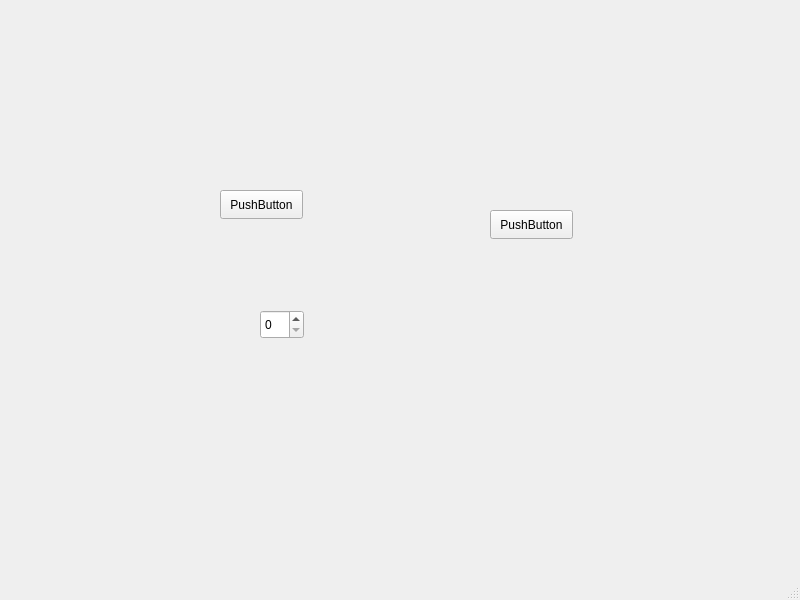
IhorNakonechnyi/Hilel_pro_project, file Hilel_pro_project/mainwindow.ui: the form before one commit.
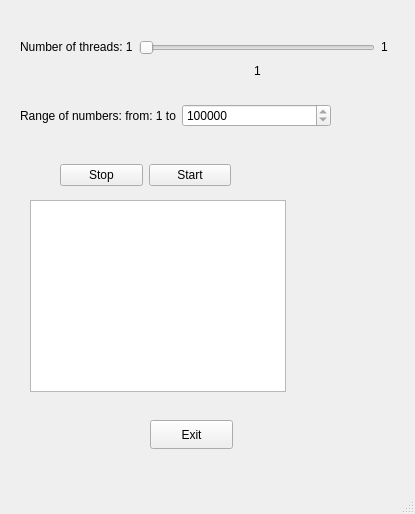
The form after the commit.

Commit message: Base UI part

The edit to the form file:
```diff
--- a/Hilel_pro_project/mainwindow.ui
+++ b/Hilel_pro_project/mainwindow.ui
@@ -6,49 +6,211 @@
    <rect>
     <x>0</x>
     <y>0</y>
-    <width>800</width>
-    <height>600</height>
+    <width>415</width>
+    <height>514</height>
    </rect>
   </property>
   <property name="windowTitle">
-   <string>MainWindow</string>
+   <string>Collatz conjecture</string>
+  </property>
+  <property name="animated">
+   <bool>true</bool>
+  </property>
+  <property name="documentMode">
+   <bool>false</bool>
   </property>
   <widget class="QWidget" name="centralwidget">
    <widget class="QPushButton" name="pushButton">
     <property name="geometry">
      <rect>
-      <x>220</x>
-      <y>190</y>
+      <x>150</x>
+      <y>420</y>
       <width>83</width>
       <height>29</height>
      </rect>
     </property>
     <property name="text">
-     <string>PushButton</string>
+     <string>Exit</string>
     </property>
    </widget>
-   <widget class="QPushButton" name="pushButton_2">
+   <widget class="QTextBrowser" name="textOutput">
     <property name="geometry">
      <rect>
-      <x>490</x>
-      <y>210</y>
-      <width>83</width>
-      <height>29</height>
+      <x>30</x>
+      <y>200</y>
+      <width>256</width>
+      <height>192</height>
      </rect>
     </property>
-    <property name="text">
-     <string>PushButton</string>
+   </widget>
+   <widget class="QWidget" name="horizontalLayoutWidget">
+    <property name="geometry">
+     <rect>
+      <x>60</x>
+      <y>160</y>
+      <width>171</width>
+      <height>31</height>
+     </rect>
     </property>
+    <layout class="QHBoxLayout" name="horizontalLayout">
+     <item>
+      <widget class="QPushButton" name="buttonStop">
+       <property name="text">
+        <string>Stop</string>
+       </property>
+      </widget>
+     </item>
+     <item>
+      <widget class="QPushButton" name="buttonStart">
+       <property name="text">
+        <string>Start</string>
+       </property>
+      </widget>
+     </item>
+    </layout>
    </widget>
-   <widget class="QSpinBox" name="spinBox">
+   <widget class="QWidget" name="horizontalLayoutWidget_2">
     <property name="geometry">
      <rect>
-      <x>260</x>
-      <y>310</y>
-      <width>44</width>
-      <height>29</height>
+      <x>20</x>
+      <y>100</y>
+      <width>311</width>
+      <height>31</height>
      </rect>
     </property>
+    <layout class="QHBoxLayout" name="horizontalLayout_2">
+     <item>
+      <widget class="QLabel" name="labelSpinBoxMaxNumber">
+       <property name="text">
+        <string>Range of numbers: from: 1 to</string>
+       </property>
+      </widget>
+     </item>
+     <item>
+      <widget class="QSpinBox" name="spinBoxMaxNumber">
+       <property name="minimum">
+        <number>1000000</number>
+       </property>
+       <property name="maximum">
+        <number>1000000</number>
+       </property>
+      </widget>
+     </item>
+    </layout>
+   </widget>
+   <widget class="QWidget" name="horizontalLayoutWidget_4">
+    <property name="geometry">
+     <rect>
+      <x>20</x>
+      <y>40</y>
+      <width>381</width>
+      <height>41</height>
+     </rect>
+    </property>
+    <layout class="QHBoxLayout" name="horizontalLayout_5">
+     <item>
+      <layout class="QVBoxLayout" name="verticalLayout_2">
+       <item>
+        <widget class="QLabel" name="labelSliderThreads">
+         <property name="text">
+          <string>Number of threads: 1</string>
+         </property>
+        </widget>
+       </item>
+       <item>
+        <spacer name="verticalSpacer">
+         <property name="orientation">
+          <enum>Qt::Orientation::Vertical</enum>
+         </property>
+         <property name="sizeHint" stdset="0">
+          <size>
+           <width>20</width>
+           <height>40</height>
+          </size>
+         </property>
+        </spacer>
+       </item>
+      </layout>
+     </item>
+     <item>
+      <layout class="QVBoxLayout" name="verticalLayout">
+       <item>
+        <widget class="QSlider" name="sliderThreads">
+         <property name="minimum">
+          <number>1</number>
+         </property>
+         <property name="maximum">
+          <number>1</number>
+         </property>
+         <property name="orientation">
+          <enum>Qt::Orientation::Horizontal</enum>
+         </property>
+        </widget>
+       </item>
+       <item>
+        <layout class="QHBoxLayout" name="horizontalLayout_3">
+         <item>
+          <spacer name="horizontalSpacer">
+           <property name="orientation">
+            <enum>Qt::Orientation::Horizontal</enum>
+           </property>
+           <property name="sizeHint" stdset="0">
+            <size>
+             <width>40</width>
+             <height>20</height>
+            </size>
+           </property>
+          </spacer>
+         </item>
+         <item>
+          <widget class="QLabel" name="labelThreads">
+           <property name="text">
+            <string>1</string>
+           </property>
+          </widget>
+         </item>
+         <item>
+          <spacer name="horizontalSpacer_2">
+           <property name="orientation">
+            <enum>Qt::Orientation::Horizontal</enum>
+           </property>
+           <property name="sizeHint" stdset="0">
+            <size>
+             <width>40</width>
+             <height>20</height>
+            </size>
+           </property>
+          </spacer>
+         </item>
+        </layout>
+       </item>
+      </layout>
+     </item>
+     <item>
+      <layout class="QVBoxLayout" name="verticalLayout_3">
+       <item>
+        <widget class="QLabel" name="labelMaxTheads">
+         <property name="text">
+          <string>1</string>
+         </property>
+        </widget>
+       </item>
+       <item>
+        <spacer name="verticalSpacer_2">
+         <property name="orientation">
+          <enum>Qt::Orientation::Vertical</enum>
+         </property>
+         <property name="sizeHint" stdset="0">
+          <size>
+           <width>20</width>
+           <height>40</height>
+          </size>
+         </property>
+        </spacer>
+       </item>
+      </layout>
+     </item>
+    </layout>
    </widget>
   </widget>
   <widget class="QMenuBar" name="menubar">
```
Left out of the diff: 4 changed lines with no effect on the pictures. The commit also changes 5 other files.
